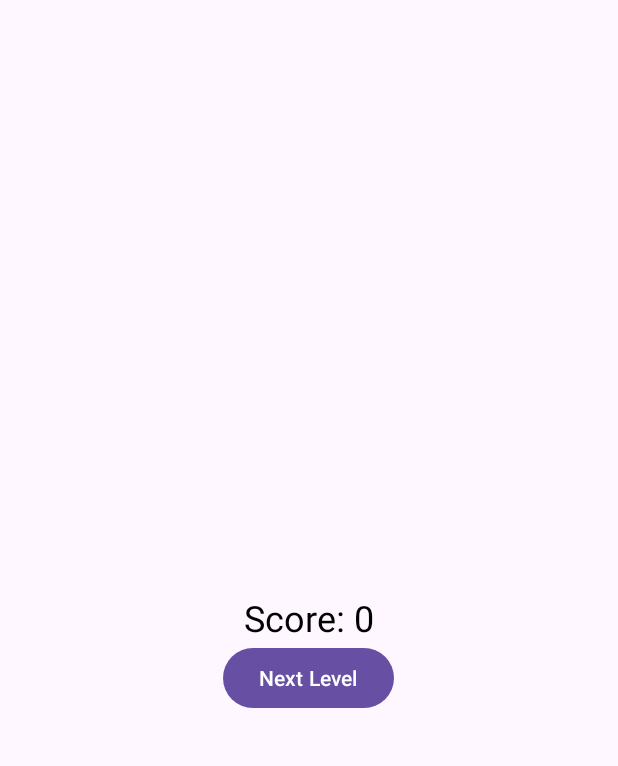
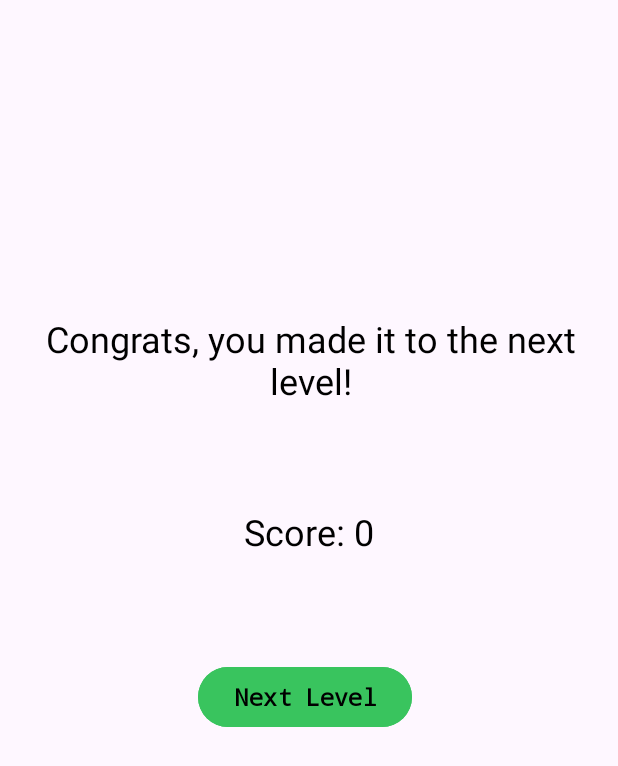
Before and after one commit to sebastian9654/MobileAppProject, an Android app: the NextLevelActivity screen opened directly, with no data from a screen before it, on a phone screen of 412 x 824 dp. Shown: the top 766 px of the screen. Run offline under Robolectric (Android 15) with nearby library versions, the phone set to English and light mode, and no system bars.

Commit message:
Completely Refactored alot of the code. Added new activities based on if the level ends and you have the min score

```diff
--- a/app/src/main/java/com/example/project1/Level00.java
+++ b/app/src/main/java/com/example/project1/BroccoliRunActivity.java
@@ -5,7 +5,7 @@ import androidx.appcompat.app.AppCompatActivity;
 import android.view.Window;
 import android.view.WindowManager;
 
-public class Level00 extends AppCompatActivity {
+public class BroccoliRunActivity extends AppCompatActivity {
 
     private GameView gameView;
 
--- a/app/src/main/java/com/example/project1/MainActivity.java
+++ b/app/src/main/java/com/example/project1/MainActivity.java
@@ -26,7 +26,7 @@ public class MainActivity extends AppCompatActivity {
 
         // Add a click listener for the start game button
         startGameButton.setOnClickListener(v -> {
-            Intent intent = new Intent(MainActivity.this, Level00.class);
+            Intent intent = new Intent(MainActivity.this, ShoppingCartActivity.class);
             startActivity(intent);
         });
 
--- a/app/src/main/java/com/example/project1/GameOverActivity.java
+++ b/app/src/main/java/com/example/project1/NextLevelActivity.java
@@ -1,19 +1,18 @@
 package com.example.project1;
 
-import android.app.Activity;
 import android.content.Intent;
 import android.os.Bundle;
 import android.widget.Button;
 import android.widget.TextView;
 import androidx.appcompat.app.AppCompatActivity;
 
-public class GameOverActivity extends AppCompatActivity {
+public class NextLevelActivity extends AppCompatActivity {
     private Class<?> nextLevelClass;
 
     @Override
     protected void onCreate(Bundle savedInstanceState) {
         super.onCreate(savedInstanceState);
-        setContentView(R.layout.activity_game_over);
+        setContentView(R.layout.activity_next_level);
 
         int score = getIntent().getIntExtra("score", 0);
 
@@ -29,7 +28,7 @@ public class GameOverActivity extends AppCompatActivity {
 
     private void startNextLevel() {
         if (nextLevelClass != null) {
-            Intent intent = new Intent(GameOverActivity.this, nextLevelClass);
+            Intent intent = new Intent(NextLevelActivity.this, nextLevelClass);
             startActivity(intent);
         }
         finish();
--- a/app/src/main/java/com/example/project1/TutorialPage.java
+++ b/app/src/main/java/com/example/project1/TutorialPage.java
@@ -32,8 +32,7 @@ public class TutorialPage extends AppCompatActivity {
         buttonNext.setOnClickListener(new View.OnClickListener() {
             @Override
             public void onClick(View v) {
-                // opening a new intent to open Level00 activity.
-                Intent level00Intent = new Intent(TutorialPage.this, Level00.class);
+                Intent level00Intent = new Intent(TutorialPage.this, ShoppingCartActivity.class);
                 startActivity(level00Intent);
                 finish();
             }
--- a/app/src/main/res/layout/activity_game_over.xml
+++ /dev/null
@@ -1,23 +0,0 @@
-<RelativeLayout xmlns:android="http://schemas.android.com/apk/res/android"
-    android:layout_width="match_parent"
-    android:layout_height="match_parent">
-
-    <!-- Display the score -->
-    <TextView
-        android:id="@+id/scoreTextView"
-        android:layout_width="wrap_content"
-        android:layout_height="wrap_content"
-        android:textSize="24sp"
-        android:textColor="@android:color/black"
-        android:layout_centerInParent="true"/>
-
-    <!-- Button to proceed to the next level -->
-    <Button
-        android:id="@+id/nextLevelButton"
-        android:layout_width="wrap_content"
-        android:layout_height="wrap_content"
-        android:text="Next Level"
-        android:layout_below="@id/scoreTextView"
-        android:layout_centerHorizontal="true"/>
-
-</RelativeLayout>
--- /dev/null
+++ b/app/src/main/res/layout/activity_next_level.xml
@@ -0,0 +1,53 @@
+<RelativeLayout xmlns:android="http://schemas.android.com/apk/res/android"
+    android:layout_width="match_parent"
+    android:layout_height="match_parent">
+
+    <!-- Display the score -->
+    <!-- Display the score -->
+
+    <!-- Button to proceed to the next level -->
+
+    <TextView
+        android:id="@+id/scoreTextView"
+        android:layout_width="wrap_content"
+        android:layout_height="wrap_content"
+        android:layout_alignParentTop="true"
+        android:layout_centerHorizontal="true"
+        android:layout_marginTop="338dp"
+        android:textColor="@android:color/black"
+        android:textSize="24sp" />
+
+    <TextView
+        android:id="@+id/gameOverView"
+        android:layout_width="wrap_content"
+        android:layout_height="wrap_content"
+        android:layout_alignParentStart="true"
+
+        android:layout_alignParentTop="true"
+        android:layout_alignParentEnd="true"
+        android:layout_centerHorizontal="true"
+        android:layout_marginStart="17dp"
+        android:layout_marginTop="209dp"
+        android:layout_marginEnd="16dp"
+        android:text="Congrats, you made it to the next level!"
+        android:textAlignment="center"
+        android:textColor="@android:color/black"
+        android:textSize="24sp" />
+
+    <Button
+        android:id="@+id/nextLevelButton"
+        android:layout_width="wrap_content"
+        android:layout_height="wrap_content"
+        android:layout_below="@id/scoreTextView"
+        android:layout_alignParentStart="true"
+        android:layout_centerHorizontal="true"
+        android:layout_marginStart="132dp"
+        android:layout_marginTop="70dp"
+        android:backgroundTint="#39c45e"
+        android:fontFamily="monospace"
+        android:text="Next Level"
+        android:textColor="#000000"
+        android:textSize="16sp"
+        android:textStyle="bold" />
+
+</RelativeLayout>
```
Also changed, not shown: app/src/main/AndroidManifest.xml (+7 -4 lines), app/src/main/java/com/example/project1/FoodMatchingActivity.java (renamed from app/src/main/java/com/example/project1/FoodMatch.java, +29 -19 lines), app/src/main/java/com/example/project1/GameView.java (+22 -26 lines), app/src/main/java/com/example/project1/RestartGameActivity.java (added, +35 -0 lines), app/src/main/java/com/example/project1/ShoppingCartActivity.java (renamed from app/src/main/java/com/example/project1/GameLevelActivity.java, +33 -37 lines), app/src/main/res/layout/activity_congratulations.xml (+21 -0 lines), app/src/main/res/layout/activity_food_match.xml (+4 -4 lines), app/src/main/res/layout/activity_level_one.xml (+5 -5 lines), app/src/main/res/layout/activity_main.xml (+19 -17 lines), app/src/main/res/layout/activity_restart_game.xml (added, +53 -0 lines), app/src/main/res/layout/activity_tutorial_page.xml (+13 -2 lines).
